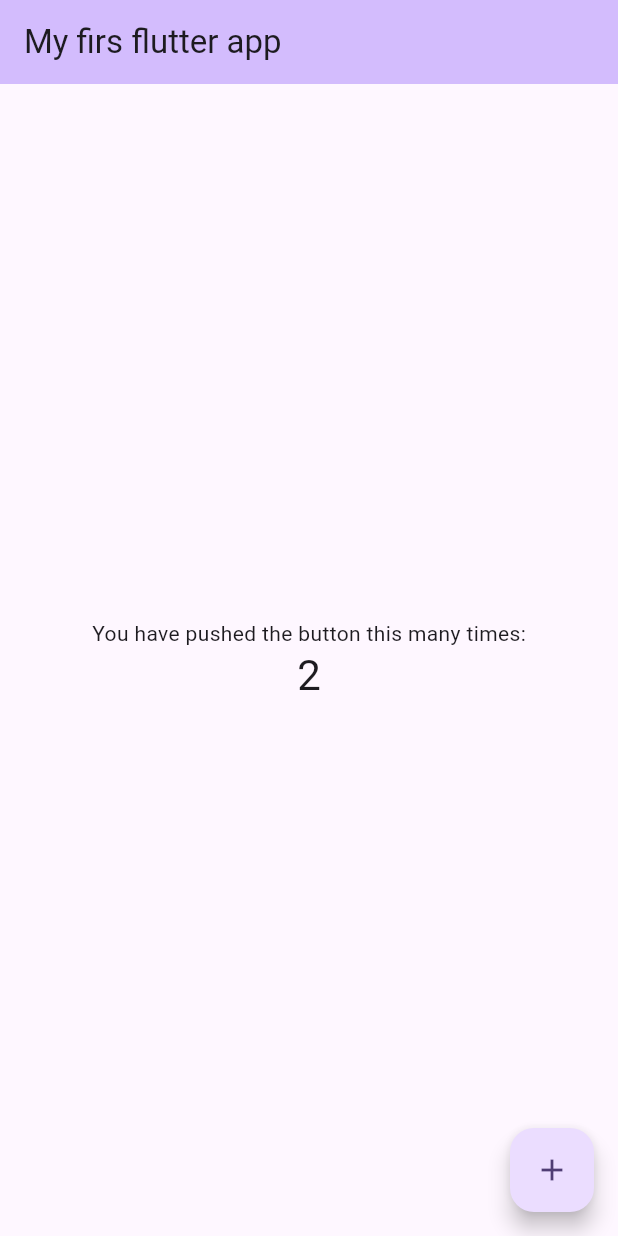
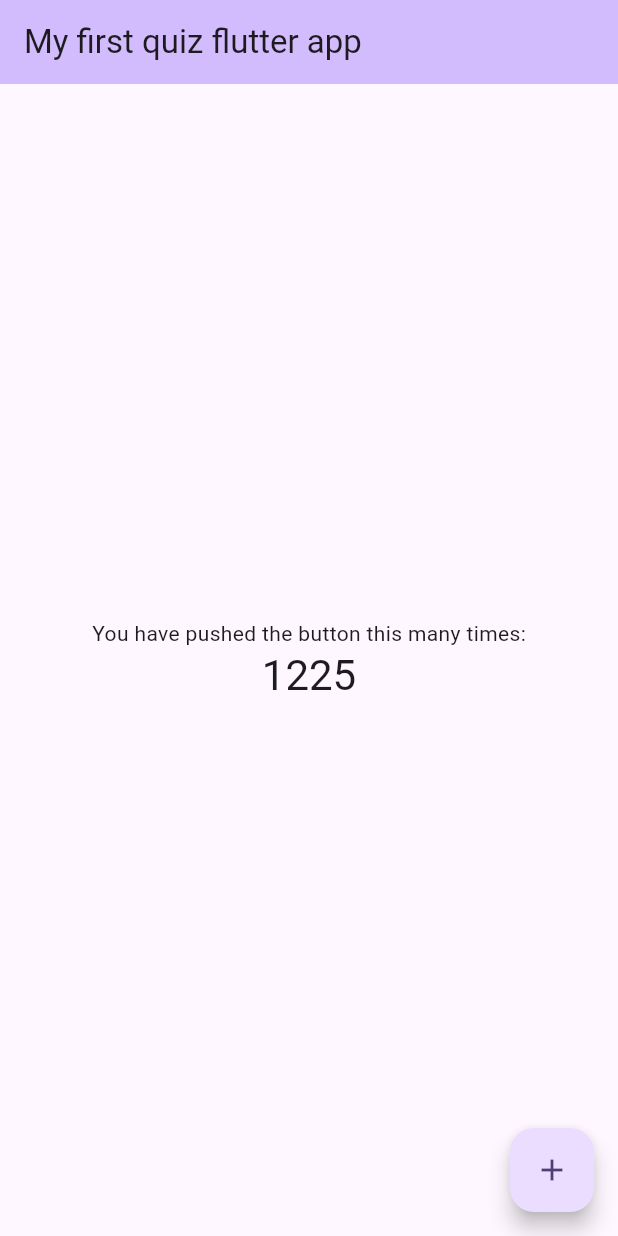
Before and after one commit to Majok-Bol/quiz_app, a Flutter app: the MyHomePage screen opened directly, after a tap on the "add" icon, on a phone screen of 412 x 824 dp. Run offline on Flutter 3.47's test engine with Material 3 defaults, Android fonts, the phone set to English and light mode, and no system bars.

Commit message:
changed button to decrement

```diff
--- a/lib/main.dart
+++ b/lib/main.dart
@@ -30,7 +30,7 @@ class MyApp extends StatelessWidget {
         // tested with just a hot reload.
         colorScheme: ColorScheme.fromSeed(seedColor: Colors.deepPurple),
       ),
-      home: const MyHomePage(title: 'My firs flutter app'),
+      home: const MyHomePage(title: 'My first quiz flutter app'),
     );
   }
 }
@@ -54,7 +54,7 @@ class MyHomePage extends StatefulWidget {
 }
 
 class _MyHomePageState extends State<MyHomePage> {
-  int _counter = 0;
+  int _counter = 1230;
 
   void _incrementCounter() {
     setState(() {
@@ -63,7 +63,7 @@ class _MyHomePageState extends State<MyHomePage> {
       // so that the display can reflect the updated values. If we changed
       // _counter without calling setState(), then the build method would not be
       // called again, and so nothing would appear to happen.
-      _counter = _counter + 2;
+      _counter = _counter - 5;
     });
   }
 
```
Also changed, not shown: 1 other file.
